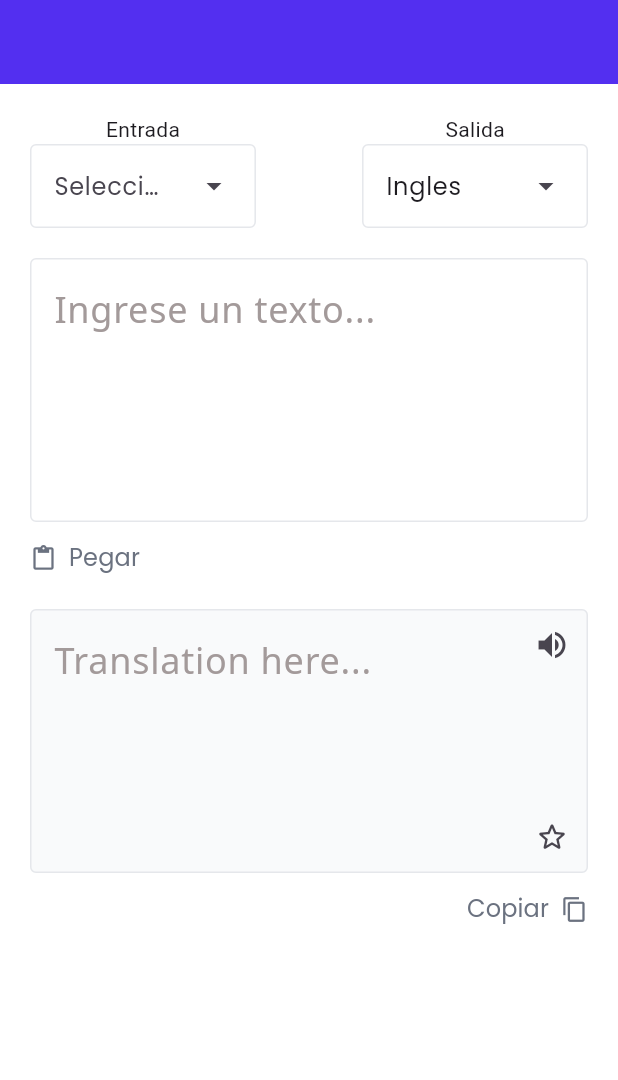
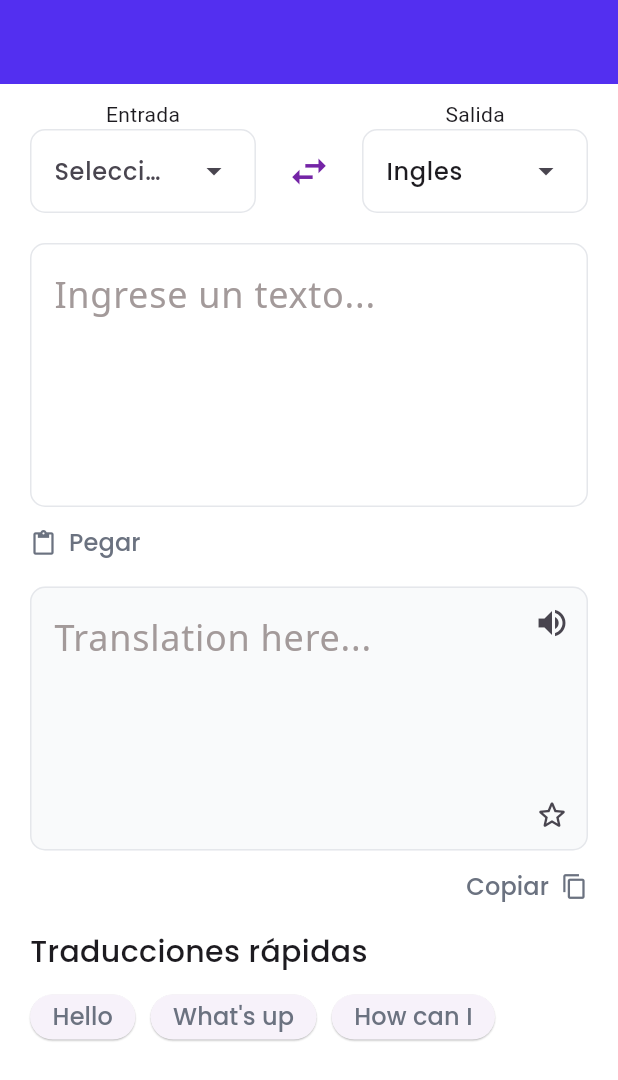
Before and after one commit to Bounsic-A-S/Tongi, a Flutter app: the screen it shows after launch, on a phone screen of 412 x 824 dp. Shown: the top 1080 px of the screen. Run offline on Flutter 3.47's test engine with Material 3 defaults, Android fonts, the phone set to English and light mode, and no system bars.

Commit message:
TONGI-64 feat text translation module UI

```diff
--- a/frontend/lib/components/language_selector.dart
+++ b/frontend/lib/components/language_selector.dart
@@ -12,8 +12,8 @@ class LanguageSelector extends StatefulWidget {
 
 class _LanguageSelectorState extends State<LanguageSelector> {
   final List<String> languages = ["Español", "Ingles", "Alemán", "Java", "C++"];
-  final TextEditingController inputController = TextEditingController();
-  final TextEditingController outputController = TextEditingController(
+  final TextEditingController inputMenuController = TextEditingController();
+  final TextEditingController outputMenuController = TextEditingController(
     text: "Ingles",
   );
 
@@ -21,18 +21,19 @@ class _LanguageSelectorState extends State<LanguageSelector> {
   Widget build(BuildContext context) {
     return Row(
       mainAxisAlignment: MainAxisAlignment.spaceBetween,
+      crossAxisAlignment: CrossAxisAlignment.center,
       children: [
-        // Text("Entrada"),
         Column(
           children: [
-            Text("Entrada"),
+            SizedBox(height: 20, child: Text("Entrada")),
             DropdownMenu(
-              controller: inputController,
+              controller: inputMenuController,
               enableFilter: true,
               hintText: "Seleccione un idioma",
               inputDecorationTheme: InputDecorationTheme(
                 enabledBorder: OutlineInputBorder(
                   borderSide: BorderSide(color: TongiColors.border),
+                  borderRadius: BorderRadius.all(Radius.circular(10)),
                 ),
               ),
               menuStyle: MenuStyle(
@@ -40,12 +41,7 @@ class _LanguageSelectorState extends State<LanguageSelector> {
                   TongiColors.bgGrayComponent,
                 ),
               ),
-              // initialSelection: selectedLanguageIn,
-              textStyle: TextStyle(
-                fontSize: 16,
-                fontFamily: "Poppins",
-                fontWeight: FontWeight.w500,
-              ),
+              textStyle: TongiStyles.textLabel,
               dropdownMenuEntries: languages.map((lang) {
                 return DropdownMenuEntry(value: lang, label: lang);
               }).toList(),
@@ -54,19 +50,32 @@ class _LanguageSelectorState extends State<LanguageSelector> {
         ),
         Column(
           children: [
-            Text("Salida"),
+            SizedBox(height: 20),
+            IconButton(
+              onPressed: () {
+                setState(() {
+                  String temp = inputMenuController.text;
+                  inputMenuController.text = outputMenuController.text;
+                  outputMenuController.text = temp;
+                });
+              },
+              icon: Icon(Icons.swap_horiz_outlined),
+              iconSize: 30,
+              color: TongiColors.accent,
+            ),
+          ],
+        ),
+        Column(
+          children: [
+            SizedBox(height: 20, child: Text("Salida")),
             DropdownMenu(
-              controller: outputController,
+              controller: outputMenuController,
               enableFilter: true,
               keyboardType: TextInputType.text,
               inputDecorationTheme: InputDecorationTheme(
-                hintStyle: TextStyle(
-                  fontSize: 16,
-                  fontFamily: "Poppins",
-                  fontWeight: FontWeight.w700,
-                ),
                 enabledBorder: OutlineInputBorder(
                   borderSide: BorderSide(color: TongiColors.border),
+                  borderRadius: BorderRadius.all(Radius.circular(10)),
                 ),
               ),
               menuStyle: MenuStyle(
@@ -75,11 +84,7 @@ class _LanguageSelectorState extends State<LanguageSelector> {
                 ),
               ),
               hintText: "Seleccione un idioma",
-              textStyle: TextStyle(
-                fontSize: 16,
-                fontFamily: "Poppins",
-                fontWeight: FontWeight.w500,
-              ),
+              textStyle: TongiStyles.textLabel,
               dropdownMenuEntries: languages.map((lang) {
                 return DropdownMenuEntry(value: lang, label: lang);
               }).toList(),
--- /dev/null
+++ b/frontend/lib/components/text_suggestions.dart
@@ -0,0 +1,49 @@
+import 'package:flutter/material.dart';
+import 'package:frontend/core/tongi_styles.dart';
+
+class TextSuggestions extends StatefulWidget {
+  const TextSuggestions({super.key});
+
+  @override
+  State<TextSuggestions> createState() => _TextSuggestionsState();
+}
+
+class _TextSuggestionsState extends State<TextSuggestions> {
+  @override
+  Widget build(BuildContext context) {
+    return Column(
+      crossAxisAlignment: CrossAxisAlignment.start,
+      children: [
+        Text("Traducciones rápidas", style: TongiStyles.textTitle),
+        SizedBox(height: 5),
+        Row(
+          children: [
+            SuggestButton(title: "Hello"),
+            SizedBox(width: 10),
+            SuggestButton(title: "What's up"),
+            SizedBox(width: 10),
+            SuggestButton(title: "How can I"),
+          ],
+        ),
+      ],
+    );
+  }
+}
+
+class SuggestButton extends StatelessWidget {
+  final String title;
+  const SuggestButton({super.key, required this.title});
+
+  @override
+  Widget build(BuildContext context) {
+    return ElevatedButton(
+      onPressed: () {},
+      style: ButtonStyle(
+        padding: WidgetStateProperty.all(EdgeInsets.symmetric(horizontal: 15)),
+        elevation: WidgetStateProperty.all(0.5),
+        minimumSize: WidgetStateProperty.all(Size(0, 30)),
+      ),
+      child: Text(title, style: TongiStyles.textBody),
+    );
+  }
+}
--- a/frontend/lib/components/text_translation.dart
+++ b/frontend/lib/components/text_translation.dart
@@ -32,13 +32,14 @@ class _TextTranslationState extends State<TextTranslation> {
                 fontFamily: "NotoSans",
               ),
               decoration: InputDecoration(
-                // contentPadding: EdgeInsets.only(left: 10, top: 20, bottom: 10, right: 20),
                 hintText: "Ingrese un texto...",
                 enabledBorder: OutlineInputBorder(
                   borderSide: BorderSide(color: TongiColors.border, width: 1),
+                  borderRadius: BorderRadius.all(Radius.circular(10))
                 ),
                 focusedBorder: OutlineInputBorder(
                   borderSide: BorderSide(color: TongiColors.onFocus, width: 1),
+                  borderRadius: BorderRadius.all(Radius.circular(10))
                 ),
                 hintStyle: TextStyle(color: TongiColors.gray),
               ),
@@ -80,7 +81,7 @@ class _TextTranslationState extends State<TextTranslation> {
               icon: Icon(Icons.paste, color: TongiColors.darkGray),
               label: Text(
                 "Pegar",
-                style: TongiStyles.textLabel,
+                style: TongiStyles.textBody,
               ),
               style: TextButton.styleFrom(
                 padding: EdgeInsets.all(0),
@@ -90,7 +91,7 @@ class _TextTranslationState extends State<TextTranslation> {
             ),
           ],
         ),
-        SizedBox(height: 10),
+        SizedBox(height: 5),
         Stack(
           children: [
             TextField(
@@ -109,9 +110,11 @@ class _TextTranslationState extends State<TextTranslation> {
                 fillColor: TongiColors.bgGrayComponent,
                 enabledBorder: OutlineInputBorder(
                   borderSide: BorderSide(color: TongiColors.border, width: 1),
+                  borderRadius: BorderRadius.all(Radius.circular(10))
                 ),
                 focusedBorder: OutlineInputBorder(
                   borderSide: BorderSide(color: TongiColors.border, width: 1),
+                  borderRadius: BorderRadius.all(Radius.circular(10))
                 ),
               ),
             ),
@@ -138,7 +141,7 @@ class _TextTranslationState extends State<TextTranslation> {
               onPressed: () {},
               label: Text(
                 "Copiar",
-                style: TongiStyles.textLabel,
+                style: TongiStyles.textBody,
               ),
               style: TextButton.styleFrom(
                 iconAlignment: IconAlignment.end,
@@ -149,6 +152,7 @@ class _TextTranslationState extends State<TextTranslation> {
             ),
           ],
         ),
+        SizedBox(height: 5),
       ],
     );
   }
--- a/frontend/lib/core/tongi_styles.dart
+++ b/frontend/lib/core/tongi_styles.dart
@@ -3,12 +3,20 @@ import 'package:frontend/core/tongi_colors.dart';
 
 class TongiStyles {
   static const TextStyle textBody = TextStyle(
-    color: Colors.black,
-    fontSize: 20,
-  );
-  static const TextStyle textLabel = TextStyle(
     fontSize: 16,
     fontFamily: "Poppins",
     color: TongiColors.darkGray,
   );
+
+  static const TextStyle textTitle = TextStyle(
+    fontSize: 20,
+    fontFamily: "Poppins",
+    fontWeight: FontWeight.w500,
+  );
+
+  static const TextStyle textLabel = TextStyle(
+    fontSize: 16,
+    fontFamily: "Poppins",
+    fontWeight: FontWeight.w500,
+  );
 }
--- a/frontend/lib/screens/dashboard_screen.dart
+++ b/frontend/lib/screens/dashboard_screen.dart
@@ -1,5 +1,6 @@
 import 'package:flutter/material.dart';
 import 'package:frontend/components/language_selector.dart';
+import 'package:frontend/components/text_suggestions.dart';
 import 'package:frontend/components/text_translation.dart';
 
 class DashboardScreen extends StatefulWidget {
@@ -13,12 +14,14 @@ class _DashboardScreenState extends State<DashboardScreen> {
   @override
   Widget build(BuildContext context) {
     return Container(
-      padding: EdgeInsets.all(20),
+      padding: EdgeInsets.only(left: 20, right: 20, top: 10),
       child: Column(
         children: [
           LanguageSelector(),
-          SizedBox(height: 20),
+          SizedBox(height: 10),
+          SizedBox(height: 10),
           TextTranslation(),
+          TextSuggestions(),
         ],
       ),
     );
--- a/frontend/pubspec.yaml
+++ b/frontend/pubspec.yaml
@@ -82,6 +82,9 @@ flutter:
     - family: Poppins
       fonts:
         - asset: assets/fonts/Poppins-Regular.ttf
+        - asset: assets/fonts/Poppins-Medium.ttf
+        - asset: assets/fonts/Poppins-Bold.ttf
+        - asset: assets/fonts/Poppins-Thin.ttf
   #       - asset: fonts/TrajanPro_Bold.ttf
   #         weight: 700
   #
```
Also changed, not shown: frontend/assets/fonts/Poppins-Bold.ttf (added), frontend/assets/fonts/Poppins-Medium.ttf (added), frontend/assets/fonts/Poppins-Thin.ttf (added).
